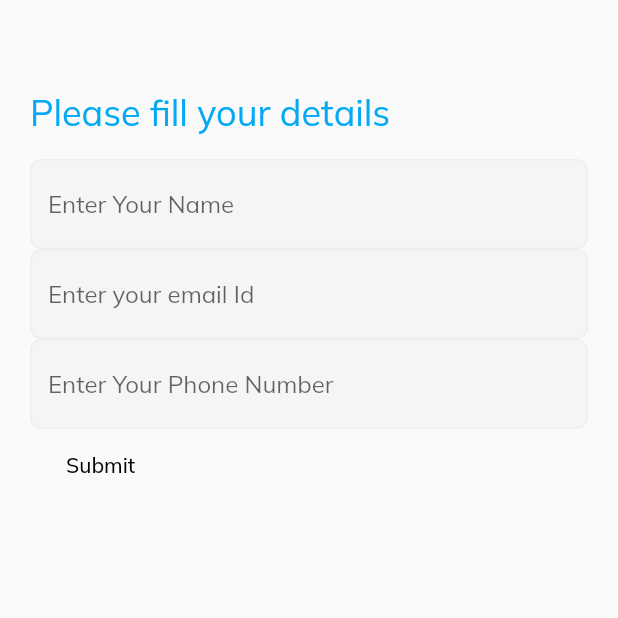
After one commit to Prabhat123456/SmartDoor1, a Flutter app: the Details screen opened directly, after a tap on "Submit", on a phone screen of 412 x 824 dp, the top half of it. The commit adds this screen. Run offline on Flutter 3.47's test engine with Material 2 defaults, Android fonts, the phone set to English and light mode, and no system bars; our stand-ins replace firebase_auth, google_fonts, introduction_screen, rflutter_alert, settings_ui, share and 1 more; missing offline and left inert: store_redirect; accounts and stored records are empty.

Commit message:
Commiting all files

```diff
--- /dev/null
+++ b/lib/Details/Details.dart
@@ -0,0 +1,120 @@
+import 'package:SmartBell/Main/MainScreen.dart';
+import 'package:flutter/material.dart';
+import 'package:shared_preferences/shared_preferences.dart';
+import 'package:intl/intl.dart';
+
+class Details extends StatelessWidget {
+   List<String> nameList = List<String>();
+   final _nameController = TextEditingController();
+   final _emailIDController = TextEditingController();
+   final _phoneController = TextEditingController();
+
+  @override
+  Widget build(BuildContext context) {
+    return Scaffold(
+      body: Container(
+        padding: EdgeInsets.only(top:60,left: 20,right: 20),
+        child: Column(
+          mainAxisAlignment: MainAxisAlignment.start,
+          crossAxisAlignment: CrossAxisAlignment.start,
+          children: <Widget>[
+            Text("Please fill your details", style: TextStyle(color: Colors.lightBlue, fontSize: 24),),
+            SizedBox(height: 16,),
+            TextFormField(
+                    decoration: InputDecoration(
+                        enabledBorder: OutlineInputBorder(
+                            borderRadius: BorderRadius.all(Radius.circular(8)),
+                            borderSide: BorderSide(color: Colors.grey[200])
+                        ),
+                        focusedBorder: OutlineInputBorder(
+                            borderRadius: BorderRadius.all(Radius.circular(8)),
+                            borderSide: BorderSide(color: Colors.grey[300])
+                        ),
+                        filled: true,
+                        fillColor: Colors.grey[100],
+                        hintText: "Enter Your Name"
+
+                    ),
+                    controller: _nameController,
+                  ),
+                  TextFormField(
+                    decoration: InputDecoration(
+                        enabledBorder: OutlineInputBorder(
+                            borderRadius: BorderRadius.all(Radius.circular(8)),
+                            borderSide: BorderSide(color: Colors.grey[200])
+                        ),
+                        focusedBorder: OutlineInputBorder(
+                            borderRadius: BorderRadius.all(Radius.circular(8)),
+                            borderSide: BorderSide(color: Colors.grey[300])
+                        ),
+                        filled: true,
+                        fillColor: Colors.grey[100],
+                        hintText: "Enter your email Id"
+
+                    ),
+                    controller: _emailIDController,
+                  ),
+
+                  TextFormField(
+                    decoration: InputDecoration(
+                        enabledBorder: OutlineInputBorder(
+                            borderRadius: BorderRadius.all(Radius.circular(8)),
+                            borderSide: BorderSide(color: Colors.grey[200])
+                        ),
+                        focusedBorder: OutlineInputBorder(
+                            borderRadius: BorderRadius.all(Radius.circular(8)),
+                            borderSide: BorderSide(color: Colors.grey[300])
+                        ),
+                        filled: true,
+                        fillColor: Colors.grey[100],
+                        hintText: "Enter Your Phone Number"
+
+                    ),
+                    controller: _phoneController,
+                  ),
+                  FlatButton(
+  onPressed: () async {
+   var name = _nameController.text;
+   var email = _emailIDController.text;
+   var phone = _phoneController.text;
+   DateTime now = DateTime.now();
+   String formattedDate = DateFormat('yyyy-MM-dd – kk:mm').format(now);
+
+  nameList = await getNameList();
+ if (nameList == null){
+   nameList = List<String>();
+ }
+  nameList.add(name);
+  nameList.add(email);
+  nameList.add(phone);
+  nameList.add(formattedDate);
+  _saveNameList(nameList);
+
+
+    Navigator.push(context, MaterialPageRoute(
+                            builder: (context) => MainScreen()
+                        ));
+
+  },
+  child: Text(
+    "Submit",
+  ),
+)
+
+          ],
+        ),
+      ),
+    );
+  }
+
+  Future<bool> _saveNameList(List<String> nameList) async {
+  final SharedPreferences prefs = await SharedPreferences.getInstance();
+  return await prefs.setStringList("nameList", nameList);
+}
+Future<List<String>> getNameList() async {
+	final SharedPreferences prefs = await SharedPreferences.getInstance();
+
+  	return prefs.getStringList("nameList");
+  }
+
+}
--- a/lib/permitUser/HomeScreen.dart
+++ b/lib/permitUser/HomeScreen.dart
@@ -1,3 +1,4 @@
+import 'package:SmartBell/Details/Details.dart';
 import 'package:firebase_auth/firebase_auth.dart';
 import 'package:flutter/material.dart';
 
@@ -18,7 +19,17 @@ class HomeScreen extends StatelessWidget {
           children: <Widget>[
             Text("You are Logged in succesfully", style: TextStyle(color: Colors.lightBlue, fontSize: 32),),
             SizedBox(height: 16,),
-            Text("${user.phoneNumber}", style: TextStyle(color: Colors.grey, ),),
+            FlatButton(
+  onPressed: () {
+    Navigator.push(context, MaterialPageRoute(
+                            builder: (context) => Details()
+                        ));
+
+  },
+  child: Text(
+    "Click here to enter your details",
+  ),
+)
           ],
         ),
       ),
--- a/lib/permitUser/PermitUser.dart
+++ b/lib/permitUser/PermitUser.dart
@@ -31,7 +31,8 @@ class LoginScreen extends StatelessWidget {
           //This callback would gets called when verification is done auto maticlly
         },
         verificationFailed: (AuthException exception){
-          print(exception);
+          print("Error is here");
+          print(exception.message);
         },
         codeSent: (String verificationId, [int forceResendingToken]){
           showDialog(
@@ -123,7 +124,7 @@ class LoginScreen extends StatelessWidget {
                       padding: EdgeInsets.all(16),
                       onPressed: () {
                         final phone = _phoneController.text.trim();
-                         if(phone == "+918527586157"){
+                         if(phone == "+917406362000"){
                            loginUser(phone, context);
                          }else{
  Alert(
--- a/pubspec.yaml
+++ b/pubspec.yaml
@@ -37,6 +37,10 @@ dependencies:
   firebase_core: ^0.4.0+9
   firebase_auth: ^0.14.0+5
   rflutter_alert: ^1.0.3
+  settings_ui: ^0.3.0
+  share: ^0.6.4
+  store_redirect: 1.0.2
+  url_launcher: ^5.4.2
 
 
 dev_dependencies:
```
Also changed, not shown: google-services.json (added, +47 -0 lines), lib/Main/Insight.dart (added, +61 -0 lines), lib/Main/Lock.dart (added, +24 -0 lines), lib/Main/MainScreen.dart (added, +39 -0 lines), lib/Main/More.dart (added, +87 -0 lines), pubspec.lock.
